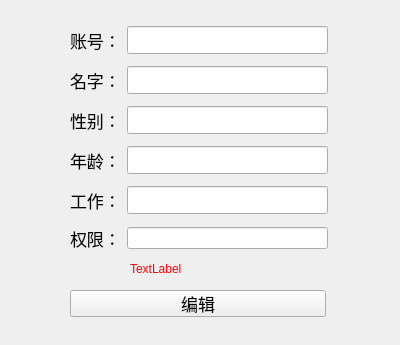
Above: registrationinfo.ui from kangwenyun/batch_acquisition_system_qt_before before the change. Below: the same form after it.
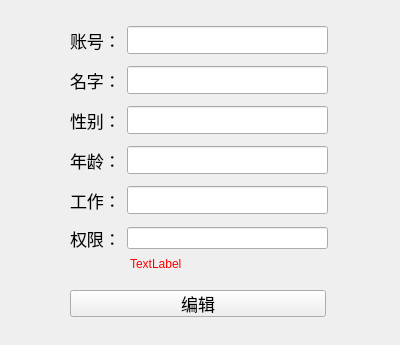
That is the form after the change.

Diff of the .ui file:
```diff
--- a/registrationinfo.ui
+++ b/registrationinfo.ui
@@ -10,6 +10,12 @@
     <height>345</height>
    </rect>
   </property>
+  <property name="minimumSize">
+   <size>
+    <width>400</width>
+    <height>0</height>
+   </size>
+  </property>
   <property name="maximumSize">
    <size>
     <width>1000</width>
@@ -200,7 +206,7 @@
    <property name="geometry">
     <rect>
      <x>130</x>
-     <y>260</y>
+     <y>255</y>
      <width>191</width>
      <height>17</height>
     </rect>
```
